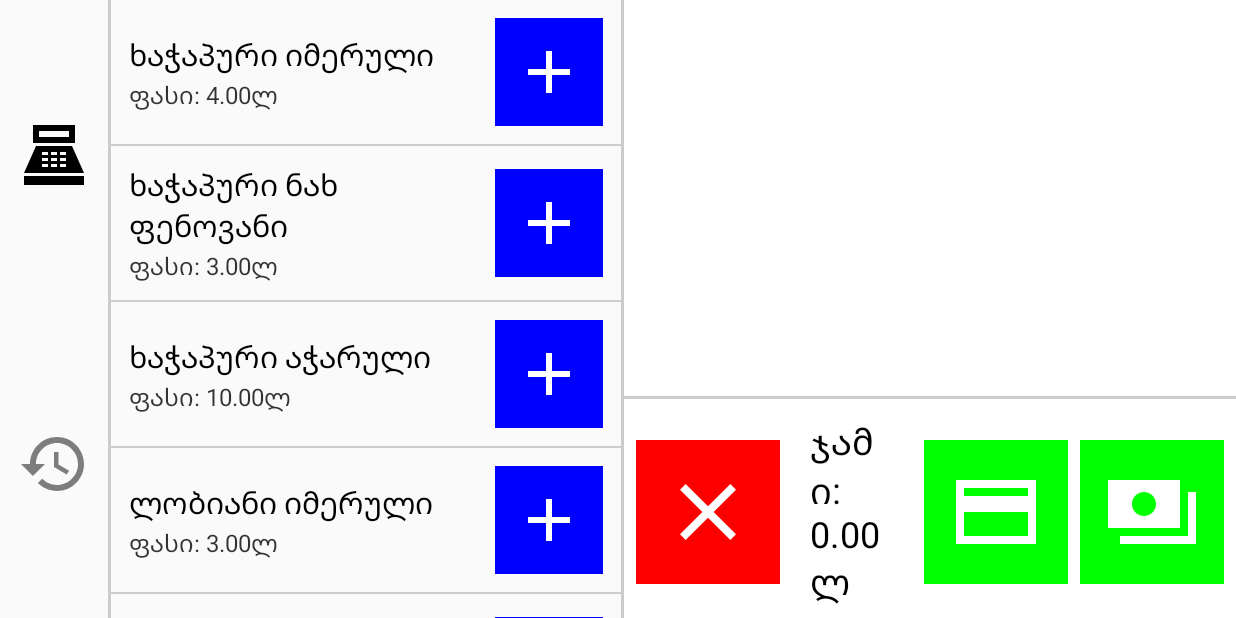
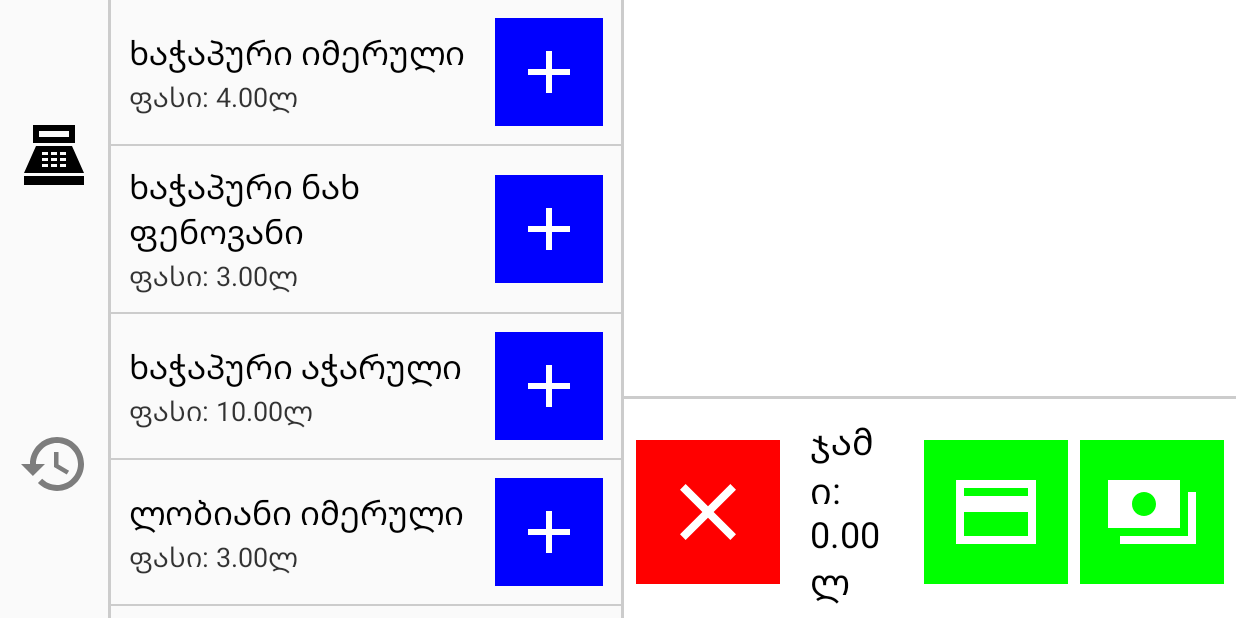
Before and after one commit to X1nto/Cashier, an Android app built with Jetpack Compose: the screen it shows after launch (MainActivity), on a phone screen of 824 x 412 dp (held sideways). Run offline under Robolectric (Android 15) with nearby library versions, the phone set to English and light mode, and no system bars.

Commit message:
small adjustments

```diff
--- a/app/build.gradle
+++ b/app/build.gradle
@@ -21,7 +21,7 @@ android {
 
     buildTypes {
         release {
-            minifyEnabled false
+            minifyEnabled true
             proguardFiles getDefaultProguardFile('proguard-android-optimize.txt'), 'proguard-rules.pro'
         }
     }
@@ -50,7 +50,7 @@ dependencies {
     implementation 'androidx.core:core-ktx:1.9.0'
     implementation 'androidx.lifecycle:lifecycle-runtime-ktx:2.5.1'
     implementation 'androidx.lifecycle:lifecycle-viewmodel-compose:2.5.1'
-    implementation 'androidx.activity:activity-compose:1.6.0'
+    implementation 'androidx.activity:activity-compose:1.6.1'
     implementation "androidx.compose.ui:ui:$compose_version"
     implementation "androidx.compose.foundation:foundation:$compose_version"
     debugImplementation "androidx.compose.ui:ui-tooling:$compose_version"
--- a/app/src/main/java/com/xinto/cashier/db/store/ProductStore.kt
+++ b/app/src/main/java/com/xinto/cashier/db/store/ProductStore.kt
@@ -1,5 +1,6 @@
 package com.xinto.cashier.db.store
 
+import android.util.Log
 import com.xinto.cashier.db.entity.EntityProduct
 import kotlinx.coroutines.flow.Flow
 import kotlinx.coroutines.flow.MutableSharedFlow
@@ -25,7 +26,10 @@ object ProductStoreImpl : ProductStore {
         products.forEach {
             val existing = entities[it.id]
             if (existing != null) {
-                entities[it.id] = existing.copy(price = existing.price + it.price)
+                entities[it.id] = existing.copy(
+                    quantity = existing.quantity + it.quantity
+                )
+                Log.d("test", "price: ${existing.price}, ${it.price} quantity: ${existing.quantity}, ${it.quantity}")
             } else {
                 entities[it.id] = it
             }
--- a/app/src/main/java/com/xinto/cashier/domain/repository/RegistryRepository.kt
+++ b/app/src/main/java/com/xinto/cashier/domain/repository/RegistryRepository.kt
@@ -32,6 +32,7 @@ object RegistryRepositoryImpl : RegistryRepository {
             MealSelectableProduct(name = "ღვეზელი ქათმით", price = 2.8),
             MealSelectableProduct(name = "ღვეზელი სოკოთი", price = 1.8),
             MealSelectableProduct(name = "ღვეზელი კარტოფილით", price = 1.5),
+            MealSelectableProduct(name = "ღვეზელი ხორცით", price = 2.5),
             MealSelectableProduct(name = "ჰოთდოგი", price = 2.0),
             MealSelectableProduct(name = "პიცა", price = 2.5),
             MealSelectableProduct(name = "ნამცხვარი ვაშლის დარიჩინით", price = 2.5),
--- a/app/src/main/java/com/xinto/cashier/ui/component/ListItem.kt
+++ b/app/src/main/java/com/xinto/cashier/ui/component/ListItem.kt
@@ -58,7 +58,7 @@ fun ListItem(
             ) {
                 CompositionLocalProvider(
                     LocalTextStyle provides TextStyle(
-                        fontSize = 20.sp,
+                        fontSize = 22.sp,
                         fontWeight = FontWeight.Medium
                     )
                 ) {
@@ -66,7 +66,7 @@ fun ListItem(
                 }
                 if (subtitle != null) {
                     CompositionLocalProvider(
-                        LocalTextStyle provides TextStyle(fontSize = 16.sp),
+                        LocalTextStyle provides TextStyle(fontSize = 18.sp),
                         LocalContentColor provides LocalContentColor.current.copy(alpha = 0.8f)
                     ) {
                         subtitle()
--- a/app/src/main/java/com/xinto/cashier/ui/screen/DailyStatusScreen.kt
+++ b/app/src/main/java/com/xinto/cashier/ui/screen/DailyStatusScreen.kt
@@ -89,7 +89,7 @@ fun DailyStatusScreen(viewModel: DailyStatusViewModel) {
                             Text("რაოდენობა: $quantity")
                         },
                         trailing = {
-                            Text(item.price.toString())
+                            Text(item.price.toString(), style = TextStyle(fontSize = 20.sp))
                         }
                     )
                 }
--- a/app/src/main/java/com/xinto/cashier/ui/screen/MainScreen.kt
+++ b/app/src/main/java/com/xinto/cashier/ui/screen/MainScreen.kt
@@ -1,5 +1,6 @@
 package com.xinto.cashier.ui.screen
 
+import androidx.activity.compose.BackHandler
 import androidx.compose.foundation.background
 import androidx.compose.foundation.layout.*
 import androidx.compose.runtime.Composable
@@ -17,6 +18,11 @@ import com.xinto.cashier.ui.viewmodel.Screen
 @Composable
 fun MainScreen() {
     val viewModel: MainViewModel = viewModel()
+    BackHandler {
+        if (viewModel.currentScreen == Screen.Daily) {
+            viewModel.switchToRegistry()
+        }
+    }
     Row {
         Column(modifier = Modifier.width(72.dp)) {
             Tab(
--- a/build.gradle
+++ b/build.gradle
@@ -1,6 +1,6 @@
 buildscript {
     ext {
-        compose_version = '1.2.1'
+        compose_version = '1.3.1'
     }
 }// Top-level build file where you can add configuration options common to all sub-projects/modules.
 plugins {
```
